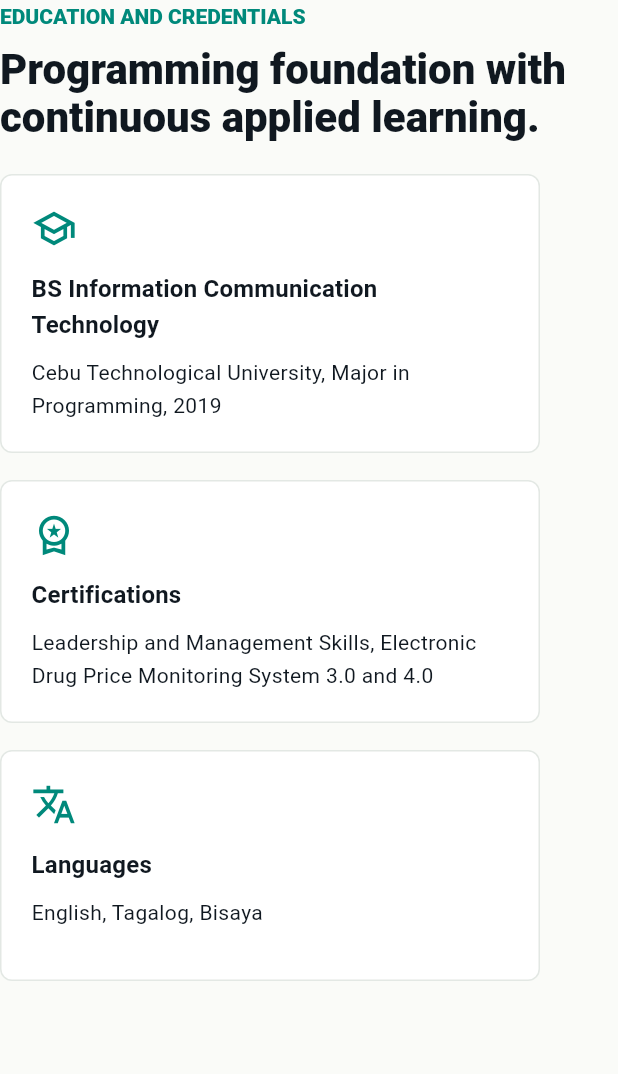
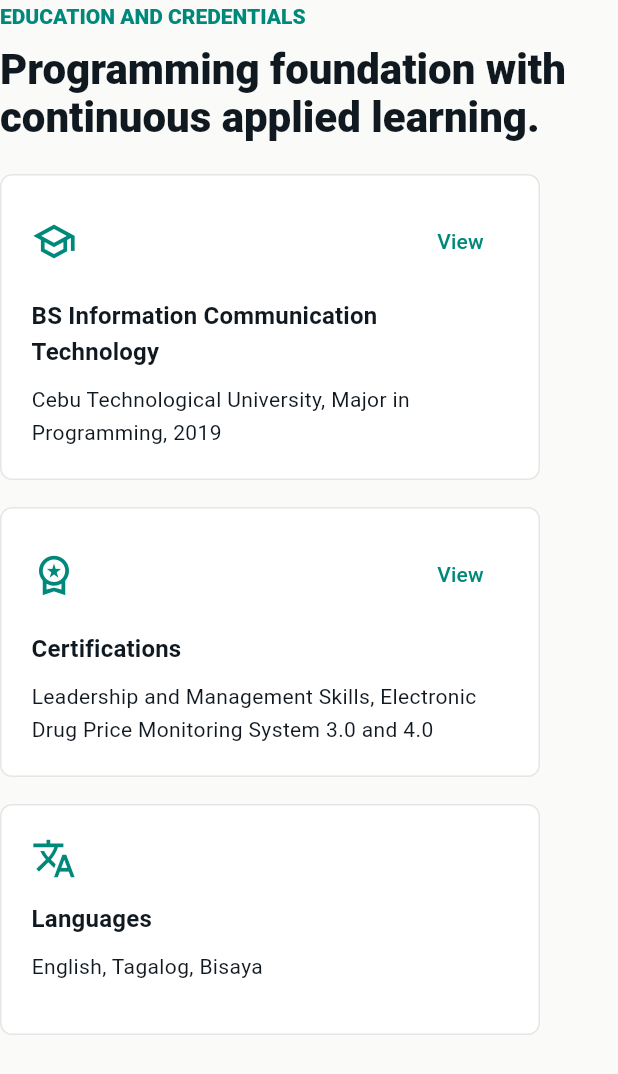
Before and after one commit to marluxdxd/marlu, a Flutter app: the EducationSection widget shown alone on an empty page, opened directly, on a phone screen of 412 x 824 dp. Shown: the top 1074 px of the screen. Run offline on Flutter 3.47's test engine with Material 3 defaults, Android fonts, the light colour scheme and no system bars; Roboto replaces fonts that are missing (Arial).

Commit message:
add view under education and cert

```diff
--- a/lib/main.dart
+++ b/lib/main.dart
@@ -459,20 +459,22 @@ class EducationSection extends StatelessWidget {
         Wrap(
           spacing: 18,
           runSpacing: 18,
-          children: const [
+          children: [
             InfoTile(
               icon: Icons.school_outlined,
               title: 'BS Information Communication Technology',
               detail:
                   'Cebu Technological University, Major in Programming, 2019',
+              action: TextButton(onPressed: () {}, child: const Text('View')),
             ),
             InfoTile(
               icon: Icons.workspace_premium_outlined,
               title: 'Certifications',
               detail:
                   'Leadership and Management Skills, Electronic Drug Price Monitoring System 3.0 and 4.0',
+              action: TextButton(onPressed: () {}, child: const Text('View')),
             ),
-            InfoTile(
+            const InfoTile(
               icon: Icons.translate,
               title: 'Languages',
               detail: 'English, Tagalog, Bisaya',
@@ -749,11 +751,13 @@ class InfoTile extends StatelessWidget {
     required this.icon,
     required this.title,
     required this.detail,
+    this.action,
   });
 
   final IconData icon;
   final String title;
   final String detail;
+  final Widget? action;
 
   @override
   Widget build(BuildContext context) {
@@ -769,7 +773,13 @@ class InfoTile extends StatelessWidget {
       child: Column(
         crossAxisAlignment: CrossAxisAlignment.start,
         children: [
-          Icon(icon, color: _teal, size: 30),
+          Row(
+            children: [
+              Icon(icon, color: _teal, size: 30),
+              const Spacer(),
+              ?action,
+            ],
+          ),
           const SizedBox(height: 14),
           Text(title, style: Theme.of(context).textTheme.titleMedium),
           const SizedBox(height: 8),
```
